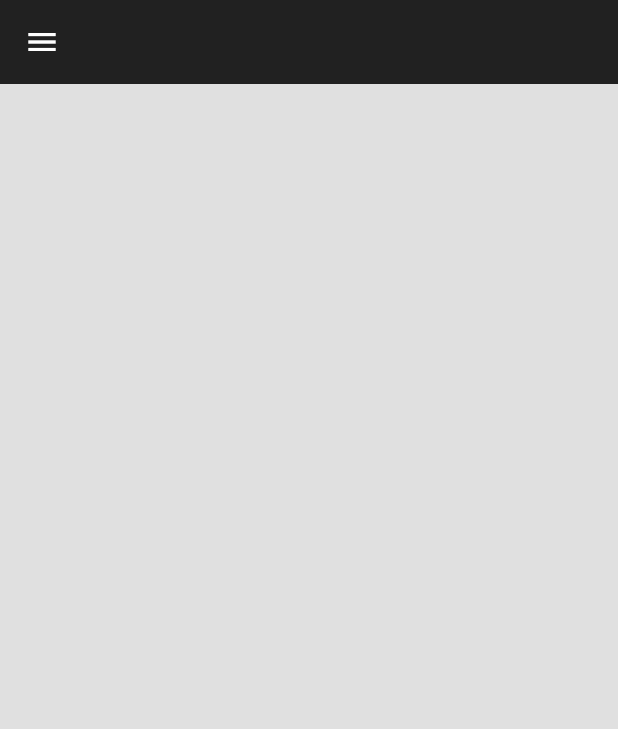
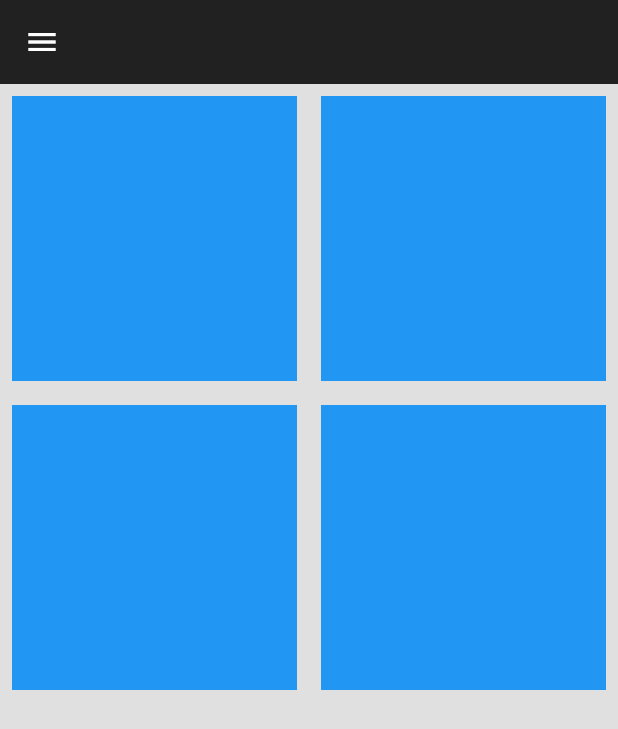
Before and after one commit to tboy-progs/mk_responsive_dashboard, a Flutter app: the screen it shows after launch, on a phone screen of 412 x 824 dp. Shown: the top 729 px of the screen. Run offline on Flutter 3.47's test engine with Material 3 defaults, Android fonts, the phone set to English and light mode, and no system bars.

Commit message:
Add: mobile scaffoldにcontainer boxを追加

```diff
--- a/lib/constants.dart
+++ b/lib/constants.dart
@@ -4,7 +4,7 @@
 
 var myAppBar = AppBar(
   backgroundColor: Colors.grey[900],
-  iconTheme: IconThemeData(color: Colors.white),
+  iconTheme: const IconThemeData(color: Colors.white),
 );
 
 var myDrawer = Drawer(
--- a/lib/responsive/mobile_scaffold.dart
+++ b/lib/responsive/mobile_scaffold.dart
@@ -1,5 +1,6 @@
 import 'package:flutter/material.dart';
 import 'package:mk_responsive_dashboard/constants.dart';
+import 'package:mk_responsive_dashboard/util/my_box.dart';
 
 class MobileScaffold extends StatefulWidget {
   const MobileScaffold({super.key});
@@ -15,6 +16,27 @@
       appBar: myAppBar,
       drawer: myDrawer,
       backgroundColor: myDefaultBackground,
+      body: Column(
+        children: [
+          // 4 box on the top
+          AspectRatio(
+            aspectRatio: 1,
+            child: SizedBox(
+              width: double.infinity,
+              child: GridView.builder(
+                itemCount: 4,
+                gridDelegate: const SliverGridDelegateWithFixedCrossAxisCount(
+                    crossAxisCount: 2),
+                itemBuilder: (context, index) {
+                  return const MyBox();
+                },
+              ),
+            ),
+          ),
+
+          // tiles below it
+        ],
+      ),
     );
   }
 }
--- /dev/null
+++ b/lib/util/my_box.dart
@@ -0,0 +1,15 @@
+import 'package:flutter/material.dart';
+
+class MyBox extends StatelessWidget {
+  const MyBox({super.key});
+
+  @override
+  Widget build(BuildContext context) {
+    return Padding(
+      padding: const EdgeInsets.all(8.0),
+      child: Container(
+        color: Colors.blue,
+      ),
+    );
+  }
+}
```
